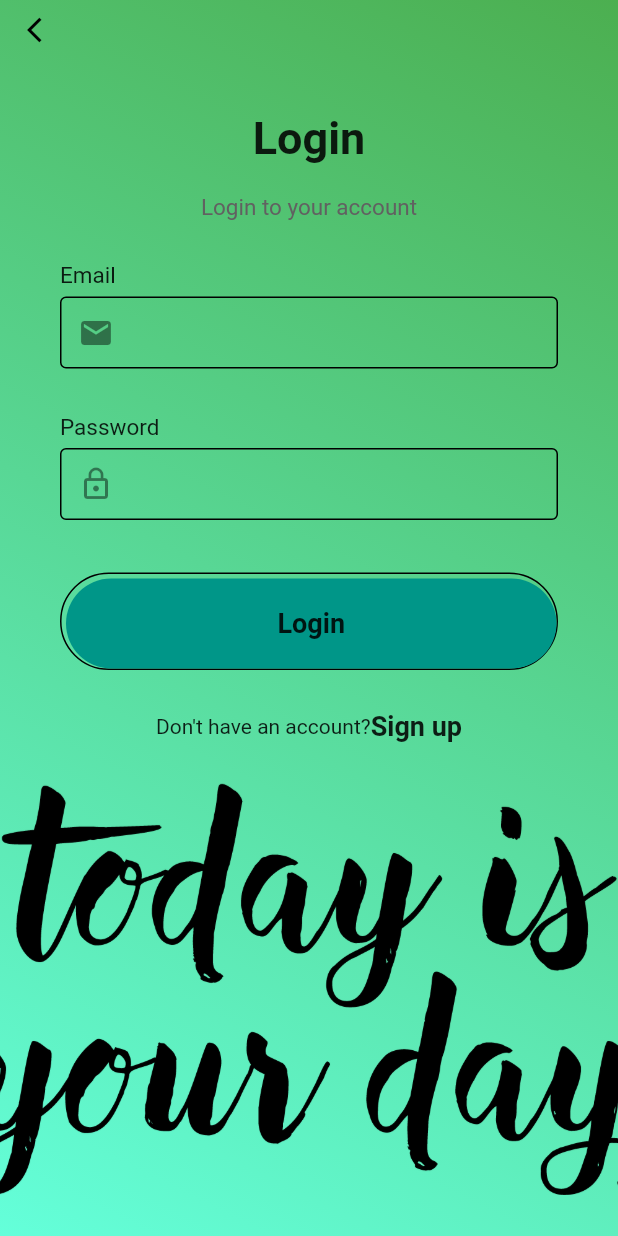
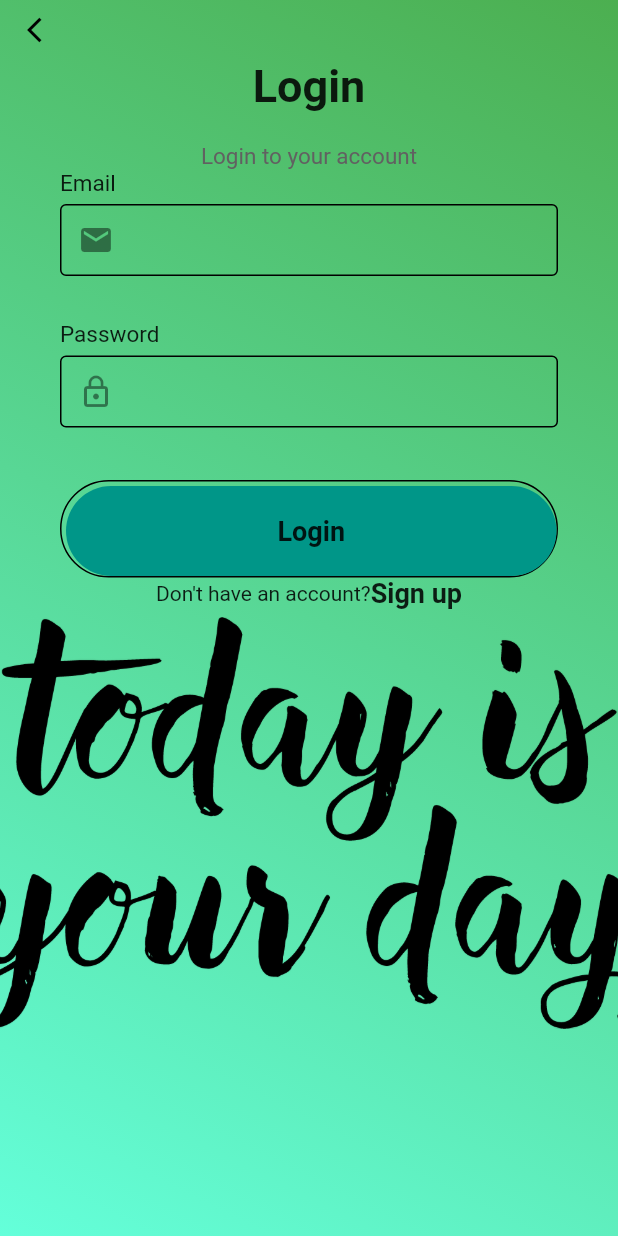
Before and after one commit to krishna-thapa/inspirational-quote-flutter, a Flutter app: the screen it shows after launch, after a tap on "Login", on a phone screen of 412 x 824 dp. Run offline on Flutter 3.47's test engine with Material 2 defaults, Android fonts, the phone set to English and light mode, and no system bars; our stand-ins replace simple_animations, supercharged.

```diff
--- a/lib/pages/login/login_page.dart
+++ b/lib/pages/login/login_page.dart
@@ -24,39 +24,42 @@ class _LoginPageState extends State<LoginPage> {
         height: MediaQuery.of(context).size.height,
         width: double.infinity,
         decoration: baseBackgroundDecoration,
-        child: Column(
-          mainAxisAlignment: MainAxisAlignment.spaceBetween,
+        child: ListView(
           children: <Widget>[
             Expanded(
               child: Column(
                 mainAxisAlignment: MainAxisAlignment.spaceEvenly,
                 children: <Widget>[
-                  Padding(
-                    padding: EdgeInsets.symmetric(vertical: 10),
-                  ),
                   HeadingMessages("Login", "Login to your account"),
                   Padding(
                     padding: EdgeInsets.symmetric(horizontal: 40),
                     child: Column(
                       children: [
                         FadeAnimation(1.1, loginForm("Email", Icons.email)),
-                        FadeAnimation(1.2, loginForm("Password", Icons.lock_outline, true)),
-                        SizedBox(height: 5,),
+                        FadeAnimation(1.2,
+                            loginForm("Password", Icons.lock_outline, true)),
+                        SizedBox(
+                          height: 5,
+                        ),
                         ColoredButton("Login"),
                       ],
                     ),
                   ),
                   subHeadingLogin("Don't have an account?", "Sign up", 1.2),
-                  FadeAnimation(1.2, Container(
-                    height: MediaQuery.of(context).size.height / 3,
-                    decoration: BoxDecoration(
-                        image: DecorationImage(
-                            image: AssetImage('assets/images/today_is_your_day.png'),
-                            fit: BoxFit.cover,
-                            alignment: Alignment.center
-                        )
-                    ),
-                  ))
+                  SizedBox(
+                    height: 5,
+                  ),
+                  FadeAnimation(
+                      1.2,
+                      Container(
+                        height: MediaQuery.of(context).size.height / 3,
+                        decoration: BoxDecoration(
+                            image: DecorationImage(
+                                image: AssetImage(
+                                    'assets/images/today_is_your_day.png'),
+                                fit: BoxFit.cover,
+                                alignment: Alignment.center)),
+                      ))
                 ],
               ),
             )
--- a/lib/pages/login/signup_page.dart
+++ b/lib/pages/login/signup_page.dart
@@ -24,13 +24,8 @@ class _SignupPageState extends State<SignupPage> {
           padding: EdgeInsets.symmetric(horizontal: 40),
           height: MediaQuery.of(context).size.height,
           width: double.infinity,
-          child: SingleChildScrollView(
-            child: Column(
-              mainAxisAlignment: MainAxisAlignment.spaceEvenly,
+          child: ListView(
             children: [
-                Padding(
-                  padding: EdgeInsets.symmetric(vertical: 20),
-                ),
               HeadingMessages("Sign up", "Create a new account"),
               Column(
                 children: [
@@ -46,7 +41,8 @@ class _SignupPageState extends State<SignupPage> {
               SizedBox(height: 20),
             ],
           ),
-          )),
+        )
+        //),
         );
   }
 }
```
Lines whose indentation alone changed are shown as unchanged.
